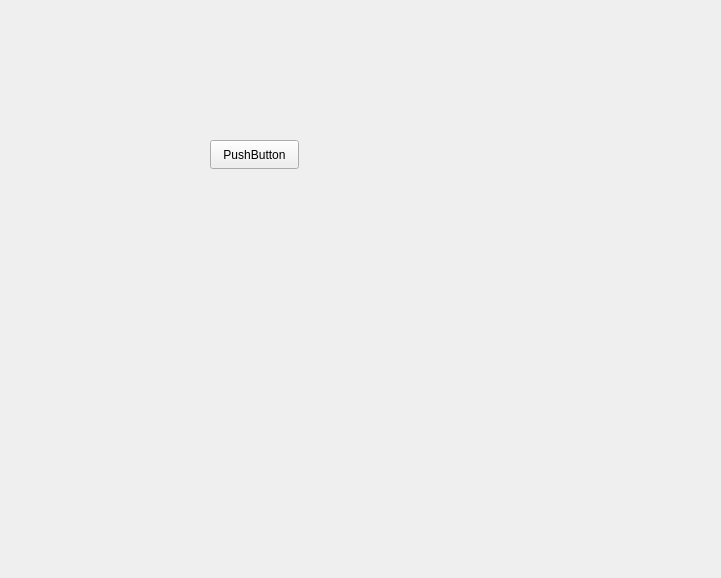
Old version of the form Mini-Games/pokerthansize.ui in the repository imghe/Mini-Games.
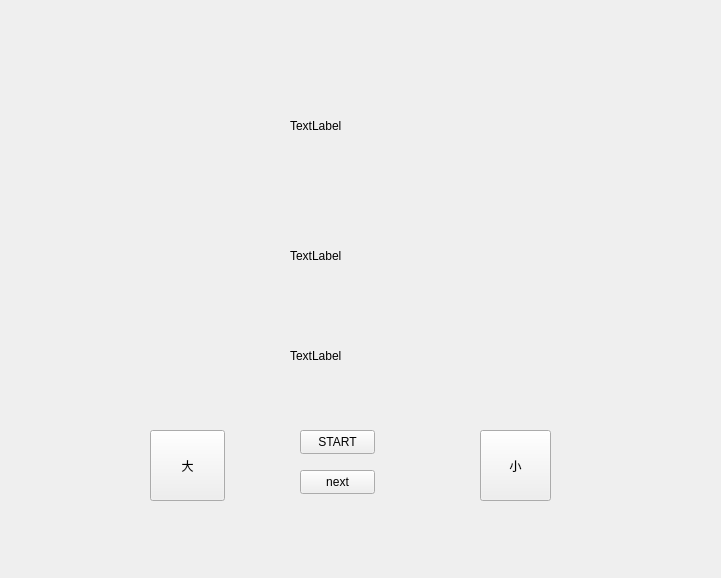
New version of the form. Icons and pictures are not drawn.

```diff
--- a/Mini-Games/pokerthansize.ui
+++ b/Mini-Games/pokerthansize.ui
@@ -13,17 +13,103 @@
   <property name="windowTitle">
    <string>Form</string>
   </property>
+  <widget class="QPushButton" name="higer">
+   <property name="geometry">
+    <rect>
+     <x>150</x>
+     <y>430</y>
+     <width>75</width>
+     <height>71</height>
+    </rect>
+   </property>
+   <property name="text">
+    <string>大</string>
+   </property>
+  </widget>
+  <widget class="QPushButton" name="lower">
+   <property name="geometry">
+    <rect>
+     <x>480</x>
+     <y>430</y>
+     <width>71</width>
+     <height>71</height>
+    </rect>
+   </property>
+   <property name="text">
+    <string>小</string>
+   </property>
+  </widget>
+  <widget class="QLabel" name="opponent">
+   <property name="geometry">
+    <rect>
+     <x>290</x>
+     <y>70</y>
+     <width>91</width>
+     <height>111</height>
+    </rect>
+   </property>
+   <property name="styleSheet">
+    <string notr="true">
+image: url(:/poker/image/poker image/POKER.jpg);</string>
+   </property>
+   <property name="text">
+    <string>TextLabel</string>
+   </property>
+  </widget>
+  <widget class="QLabel" name="win_or_lose">
+   <property name="geometry">
+    <rect>
+     <x>290</x>
+     <y>220</y>
+     <width>161</width>
+     <height>71</height>
+    </rect>
+   </property>
+   <property name="text">
+    <string>TextLabel</string>
+   </property>
+  </widget>
+  <widget class="QPushButton" name="start">
+   <property name="geometry">
+    <rect>
+     <x>300</x>
+     <y>430</y>
+     <width>75</width>
+     <height>24</height>
+    </rect>
+   </property>
+   <property name="text">
+    <string>START</string>
+   </property>
+  </widget>
+  <widget class="QLabel" name="my">
+   <property name="geometry">
+    <rect>
+     <x>290</x>
+     <y>300</y>
+     <width>91</width>
+     <height>111</height>
+    </rect>
+   </property>
+   <property name="styleSheet">
+    <string notr="true">image: url(:/poker/image/poker image/POKER.jpg);
+</string>
+   </property>
+   <property name="text">
+    <string>TextLabel</string>
+   </property>
+  </widget>
   <widget class="QPushButton" name="pushButton">
    <property name="geometry">
     <rect>
-     <x>210</x>
-     <y>140</y>
-     <width>89</width>
-     <height>29</height>
+     <x>300</x>
+     <y>470</y>
+     <width>75</width>
+     <height>24</height>
     </rect>
    </property>
    <property name="text">
-    <string>PushButton</string>
+    <string>next</string>
    </property>
   </widget>
  </widget>
```
